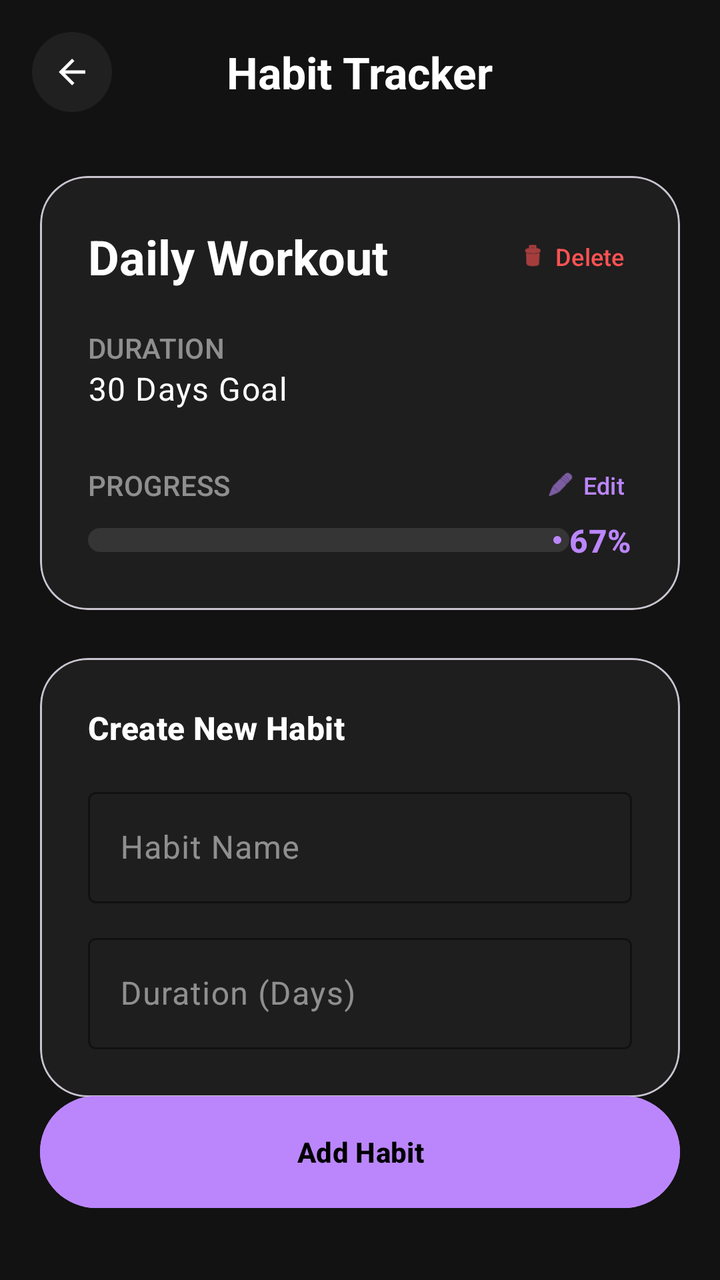
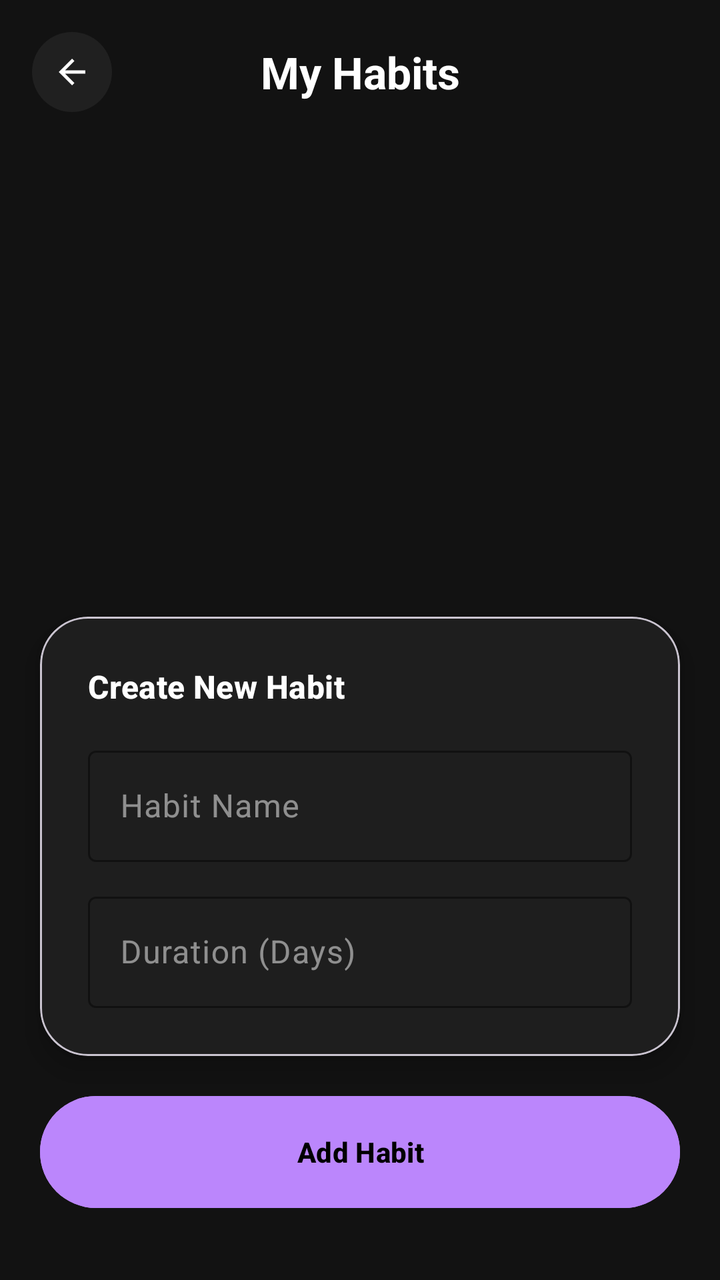

An Android layout rendered at two revisions. The XML below is the earlier revision; the diff shows what the commit changed to produce the second picture.
<!-- AndroidManifest.xml: application theme Theme.HabitFLOWS -->
<!-- res/layout/activity_habit.xml -->
<?xml version="1.0" encoding="utf-8"?>
<androidx.constraintlayout.widget.ConstraintLayout xmlns:android="http://schemas.android.com/apk/res/android"
    xmlns:app="http://schemas.android.com/apk/res-auto"
    xmlns:tools="http://schemas.android.com/tools"
    android:id="@+id/main"
    android:layout_width="match_parent"
    android:layout_height="match_parent"
    android:background="@color/background_black"
    tools:context=".Habit">

    
    <ImageView
        android:id="@+id/btnBackProfile"
        android:layout_width="40dp"
        android:layout_height="40dp"
        android:layout_marginStart="16dp"
        android:layout_marginTop="16dp"
        android:background="@drawable/circle_button_bg"
        android:contentDescription="Back"
        android:padding="10dp"
        app:layout_constraintStart_toStartOf="parent"
        app:layout_constraintTop_toTopOf="parent"
        app:srcCompat="@drawable/outline_arrow_back_24"
        app:tint="@color/white" />

    <TextView
        android:id="@+id/tvHabitHeader"
        android:layout_width="wrap_content"
        android:layout_height="wrap_content"
        android:text="Habit Tracker"
        android:textAppearance="@style/TextAppearance.Material3.TitleLarge"
        android:textColor="@color/whiteText"
        android:textStyle="bold"
        app:layout_constraintBottom_toBottomOf="@+id/btnBackProfile"
        app:layout_constraintEnd_toEndOf="parent"
        app:layout_constraintStart_toStartOf="parent"
        app:layout_constraintTop_toTopOf="@+id/btnBackProfile" />

    
    <com.google.android.material.card.MaterialCardView
        android:id="@+id/cvHabitDetails"
        android:layout_width="match_parent"
        android:layout_height="wrap_content"
        android:layout_marginHorizontal="20dp"
        android:layout_marginTop="32dp"
        app:cardBackgroundColor="@color/surface_dark"
        app:cardCornerRadius="24dp"
        app:cardElevation="0dp"
        app:layout_constraintTop_toBottomOf="@id/btnBackProfile">

        <androidx.constraintlayout.widget.ConstraintLayout
            android:layout_width="match_parent"
            android:layout_height="wrap_content"
            android:padding="24dp">

            <TextView
                android:id="@+id/tvHabitName"
                android:layout_width="0dp"
                android:layout_height="wrap_content"
                android:layout_marginEnd="8dp"
                android:text="Daily Workout"
                android:textAppearance="@style/TextAppearance.Material3.HeadlineSmall"
                android:textColor="@color/whiteText"
                android:textStyle="bold"
                app:layout_constraintEnd_toStartOf="@+id/btnDeleteHabit"
                app:layout_constraintStart_toStartOf="parent"
                app:layout_constraintTop_toTopOf="parent" />

            
            <com.google.android.material.button.MaterialButton
                android:id="@+id/btnDeleteHabit"
                style="@style/Widget.Material3.Button.TextButton"
                android:layout_width="wrap_content"
                android:layout_height="wrap_content"
                android:minWidth="0dp"
                android:minHeight="0dp"
                android:padding="4dp"
                android:text="Delete"
                android:textColor="#FF5252"
                android:textSize="12sp"
                app:icon="@android:drawable/ic_menu_delete"
                app:iconSize="14dp"
                app:iconTint="#FF5252"
                app:layout_constraintEnd_toEndOf="parent"
                app:layout_constraintTop_toTopOf="parent" />

            
            <LinearLayout
                android:id="@+id/llDuration"
                android:layout_width="wrap_content"
                android:layout_height="wrap_content"
                android:layout_marginTop="20dp"
                android:orientation="vertical"
                app:layout_constraintStart_toStartOf="parent"
                app:layout_constraintTop_toBottomOf="@id/tvHabitName">

                <TextView
                    android:layout_width="wrap_content"
                    android:layout_height="wrap_content"
                    android:text="DURATION"
                    android:textAppearance="@style/TextAppearance.Material3.LabelLarge"
                    android:textColor="#80FFFFFF" />

                <TextView
                    android:id="@+id/tvHabitDuration"
                    android:layout_width="wrap_content"
                    android:layout_height="wrap_content"
                    android:text="30 Days Goal"
                    android:textAppearance="@style/TextAppearance.Material3.BodyLarge"
                    android:textColor="@color/whiteText" />
            </LinearLayout>

            
            <TextView
                android:id="@+id/tvProgressLabel"
                android:layout_width="wrap_content"
                android:layout_height="wrap_content"
                android:layout_marginTop="28dp"
                android:text="PROGRESS"
                android:textAppearance="@style/TextAppearance.Material3.LabelLarge"
                android:textColor="#80FFFFFF"
                app:layout_constraintStart_toStartOf="parent"
                app:layout_constraintTop_toBottomOf="@id/llDuration" />

            
            <com.google.android.material.button.MaterialButton
                android:id="@+id/btnEditProgress"
                style="@style/Widget.Material3.Button.TextButton"
                android:layout_width="wrap_content"
                android:layout_height="wrap_content"
                android:minWidth="0dp"
                android:minHeight="0dp"
                android:padding="4dp"
                android:text="Edit"
                android:textColor="@color/purple_200"
                android:textSize="12sp"
                app:icon="@android:drawable/ic_menu_edit"
                app:iconSize="14dp"
                app:iconTint="@color/purple_200"
                app:layout_constraintBottom_toBottomOf="@id/tvProgressLabel"
                app:layout_constraintEnd_toEndOf="parent"
                app:layout_constraintTop_toTopOf="@id/tvProgressLabel" />

            
            <com.google.android.material.progressindicator.LinearProgressIndicator
                android:id="@+id/habitProgressIndicator"
                android:layout_width="0dp"
                android:layout_height="wrap_content"
                android:layout_marginTop="12dp"
                android:progress="67"
                app:indicatorColor="@color/purple_200"
                app:layout_constraintEnd_toStartOf="@+id/tvHabitPercentage"
                app:layout_constraintStart_toStartOf="parent"
                app:layout_constraintTop_toBottomOf="@id/tvProgressLabel"
                app:trackColor="#1AFFFFFF"
                app:trackCornerRadius="8dp"
                app:trackThickness="12dp" />

            <TextView
                android:id="@+id/tvHabitPercentage"
                android:layout_width="wrap_content"
                android:layout_height="wrap_content"
                android:layout_marginStart="16dp"
                android:text="67%"
                android:textAppearance="@style/TextAppearance.Material3.TitleMedium"
                android:textColor="@color/purple_200"
                android:textStyle="bold"
                app:layout_constraintBottom_toBottomOf="@+id/habitProgressIndicator"
                app:layout_constraintEnd_toEndOf="parent"
                app:layout_constraintTop_toTopOf="@+id/habitProgressIndicator" />

        </androidx.constraintlayout.widget.ConstraintLayout>
    </com.google.android.material.card.MaterialCardView>

    
    <com.google.android.material.card.MaterialCardView
        android:id="@+id/cvAddHabit"
        android:layout_width="match_parent"
        android:layout_height="wrap_content"
        android:layout_marginHorizontal="20dp"
        android:layout_marginTop="24dp"
        app:cardBackgroundColor="@color/surface_dark"
        app:cardCornerRadius="24dp"
        app:cardElevation="0dp"
        app:layout_constraintTop_toBottomOf="@id/cvHabitDetails">

        <LinearLayout
            android:layout_width="match_parent"
            android:layout_height="wrap_content"
            android:orientation="vertical"
            android:padding="24dp">

            <TextView
                android:layout_width="wrap_content"
                android:layout_height="wrap_content"
                android:text="Create New Habit"
                android:textAppearance="@style/TextAppearance.Material3.TitleMedium"
                android:textColor="@color/whiteText"
                android:textStyle="bold" />

            <com.google.android.material.textfield.TextInputLayout
                android:id="@+id/tilHabitName"
                style="@style/Widget.Material3.TextInputLayout.OutlinedBox"
                android:layout_width="match_parent"
                android:layout_height="wrap_content"
                android:layout_marginTop="16dp"
                android:hint="Habit Name"
                android:textColorHint="#80FFFFFF"
                app:boxStrokeColor="@color/purple_200"
                app:hintTextColor="@color/purple_200">

                <com.google.android.material.textfield.TextInputEditText
                    android:id="@+id/etHabitName"
                    android:layout_width="match_parent"
                    android:layout_height="wrap_content"
                    android:textColor="@color/whiteText" />
            </com.google.android.material.textfield.TextInputLayout>

            <com.google.android.material.textfield.TextInputLayout
                android:id="@+id/tilDuration"
                style="@style/Widget.Material3.TextInputLayout.OutlinedBox"
                android:layout_width="match_parent"
                android:layout_height="wrap_content"
                android:layout_marginTop="12dp"
                android:hint="Duration (Days)"
                android:textColorHint="#80FFFFFF"
                app:boxStrokeColor="@color/purple_200"
                app:hintTextColor="@color/purple_200">

                <com.google.android.material.textfield.TextInputEditText
                    android:id="@+id/etDuration"
                    android:layout_width="match_parent"
                    android:layout_height="wrap_content"
                    android:inputType="number"
                    android:textColor="@color/whiteText" />
            </com.google.android.material.textfield.TextInputLayout>

        </LinearLayout>
    </com.google.android.material.card.MaterialCardView>

    <com.google.android.material.button.MaterialButton
        android:id="@+id/btnAddHabit"
        style="@style/Widget.Material3.Button"
        android:layout_width="match_parent"
        android:layout_height="64dp"
        android:layout_marginHorizontal="20dp"
        android:layout_marginBottom="32dp"
        android:text="Add Habit"
        android:backgroundTint="@color/purple_200"
        android:textColor="@color/black"
        android:textStyle="bold"
        app:layout_constraintBottom_toBottomOf="parent"
        app:layout_constraintEnd_toEndOf="parent"
        app:layout_constraintStart_toStartOf="parent" />

</androidx.constraintlayout.widget.ConstraintLayout>
<!-- resources referenced by this layout -->
<resources>
  <color name="background_black">#121212</color>
  <color name="black">#FF000000</color>
  <color name="purple_200">#FFBB86FC</color>
  <color name="surface_dark">#1E1E1E</color>
  <color name="white">#FFFFFFFF</color>
  <color name="whiteText">#FFFFFF</color>
  <!-- drawable circle_button_bg (drawable) -->
  <?xml version="1.0" encoding="utf-8"?>
  <shape xmlns:android="http://schemas.android.com/apk/res/android"
      android:shape="oval">
      <solid android:color="#0FFFFFFF" />
  </shape>
  <!-- drawable outline_arrow_back_24 (drawable) -->
  <vector xmlns:android="http://schemas.android.com/apk/res/android" android:autoMirrored="true" android:height="24dp" android:tint="#000000" android:viewportHeight="960" android:viewportWidth="960" android:width="24dp">
        
      <path android:fillColor="@android:color/white" android:pathData="M313,520L537,744L480,800L160,480L480,160L537,216L313,440L800,440L800,520L313,520Z"/>
      
  </vector>
  <style name="Theme.HabitFLOWS" parent="Base.Theme.HabitFLOWS" />
  <style name="Base.Theme.HabitFLOWS" parent="Theme.Material3.DayNight.NoActionBar">
          
          
      </style>
</resources>

<!-- the commit's change to res/layout/activity_habit.xml (unified diff, before → after) -->
@@ -27,9 +27,9 @@
         android:id="@+id/tvHabitHeader"
         android:layout_width="wrap_content"
         android:layout_height="wrap_content"
-        android:text="Habit Tracker"
+        android:text="My Habits"
         android:textAppearance="@style/TextAppearance.Material3.TitleLarge"
-        android:textColor="@color/whiteText"
+        android:textColor="@color/white"
         android:textStyle="bold"
         app:layout_constraintBottom_toBottomOf="@+id/btnBackProfile"
         app:layout_constraintEnd_toEndOf="parent"
@@ -37,140 +37,16 @@
         app:layout_constraintTop_toTopOf="@+id/btnBackProfile" />
 
     
-    <com.google.android.material.card.MaterialCardView
-        android:id="@+id/cvHabitDetails"
-        android:layout_width="match_parent"
-        android:layout_height="wrap_content"
-        android:layout_marginHorizontal="20dp"
-        android:layout_marginTop="32dp"
-        app:cardBackgroundColor="@color/surface_dark"
-        app:cardCornerRadius="24dp"
-        app:cardElevation="0dp"
-        app:layout_constraintTop_toBottomOf="@id/btnBackProfile">
-
-        <androidx.constraintlayout.widget.ConstraintLayout
-            android:layout_width="match_parent"
-            android:layout_height="wrap_content"
-            android:padding="24dp">
-
-            <TextView
-                android:id="@+id/tvHabitName"
-                android:layout_width="0dp"
-                android:layout_height="wrap_content"
-                android:layout_marginEnd="8dp"
-                android:text="Daily Workout"
-                android:textAppearance="@style/TextAppearance.Material3.HeadlineSmall"
-                android:textColor="@color/whiteText"
-                android:textStyle="bold"
-                app:layout_constraintEnd_toStartOf="@+id/btnDeleteHabit"
-                app:layout_constraintStart_toStartOf="parent"
-                app:layout_constraintTop_toTopOf="parent" />
-
-            
-            <com.google.android.material.button.MaterialButton
-                android:id="@+id/btnDeleteHabit"
-                style="@style/Widget.Material3.Button.TextButton"
-                android:layout_width="wrap_content"
-                android:layout_height="wrap_content"
-                android:minWidth="0dp"
-                android:minHeight="0dp"
-                android:padding="4dp"
-                android:text="Delete"
-                android:textColor="#FF5252"
-                android:textSize="12sp"
-                app:icon="@android:drawable/ic_menu_delete"
-                app:iconSize="14dp"
-                app:iconTint="#FF5252"
-                app:layout_constraintEnd_toEndOf="parent"
-                app:layout_constraintTop_toTopOf="parent" />
-
-            
-            <LinearLayout
-                android:id="@+id/llDuration"
-                android:layout_width="wrap_content"
-                android:layout_height="wrap_content"
-                android:layout_marginTop="20dp"
-                android:orientation="vertical"
-                app:layout_constraintStart_toStartOf="parent"
-                app:layout_constraintTop_toBottomOf="@id/tvHabitName">
-
-                <TextView
-                    android:layout_width="wrap_content"
-                    android:layout_height="wrap_content"
-                    android:text="DURATION"
-                    android:textAppearance="@style/TextAppearance.Material3.LabelLarge"
-                    android:textColor="#80FFFFFF" />
-
-                <TextView
-                    android:id="@+id/tvHabitDuration"
-                    android:layout_width="wrap_content"
-                    android:layout_height="wrap_content"
-                    android:text="30 Days Goal"
-                    android:textAppearance="@style/TextAppearance.Material3.BodyLarge"
-                    android:textColor="@color/whiteText" />
-            </LinearLayout>
-
-            
-            <TextView
-                android:id="@+id/tvProgressLabel"
-                android:layout_width="wrap_content"
-                android:layout_height="wrap_content"
-                android:layout_marginTop="28dp"
-                android:text="PROGRESS"
-                android:textAppearance="@style/TextAppearance.Material3.LabelLarge"
-                android:textColor="#80FFFFFF"
-                app:layout_constraintStart_toStartOf="parent"
-                app:layout_constraintTop_toBottomOf="@id/llDuration" />
-
-            
-            <com.google.android.material.button.MaterialButton
-                android:id="@+id/btnEditProgress"
-                style="@style/Widget.Material3.Button.TextButton"
-                android:layout_width="wrap_content"
-                android:layout_height="wrap_content"
-                android:minWidth="0dp"
-                android:minHeight="0dp"
-                android:padding="4dp"
-                android:text="Edit"
-                android:textColor="@color/purple_200"
-                android:textSize="12sp"
-                app:icon="@android:drawable/ic_menu_edit"
-                app:iconSize="14dp"
-                app:iconTint="@color/purple_200"
-                app:layout_constraintBottom_toBottomOf="@id/tvProgressLabel"
-                app:layout_constraintEnd_toEndOf="parent"
-                app:layout_constraintTop_toTopOf="@id/tvProgressLabel" />
-
-            
-            <com.google.android.material.progressindicator.LinearProgressIndicator
-                android:id="@+id/habitProgressIndicator"
-                android:layout_width="0dp"
-                android:layout_height="wrap_content"
-                android:layout_marginTop="12dp"
-                android:progress="67"
-                app:indicatorColor="@color/purple_200"
-                app:layout_constraintEnd_toStartOf="@+id/tvHabitPercentage"
-                app:layout_constraintStart_toStartOf="parent"
-                app:layout_constraintTop_toBottomOf="@id/tvProgressLabel"
-                app:trackColor="#1AFFFFFF"
-                app:trackCornerRadius="8dp"
-                app:trackThickness="12dp" />
-
-            <TextView
-                android:id="@+id/tvHabitPercentage"
-                android:layout_width="wrap_content"
-                android:layout_height="wrap_content"
-                android:layout_marginStart="16dp"
-                android:text="67%"
-                android:textAppearance="@style/TextAppearance.Material3.TitleMedium"
-                android:textColor="@color/purple_200"
-                android:textStyle="bold"
-                app:layout_constraintBottom_toBottomOf="@+id/habitProgressIndicator"
-                app:layout_constraintEnd_toEndOf="parent"
-                app:layout_constraintTop_toTopOf="@+id/habitProgressIndicator" />
-
-        </androidx.constraintlayout.widget.ConstraintLayout>
-    </com.google.android.material.card.MaterialCardView>
+    <androidx.recyclerview.widget.RecyclerView
+        android:id="@+id/rvHabits"
+        android:layout_width="match_parent"
+        android:layout_height="0dp"
+        android:layout_marginTop="16dp"
+        android:clipToPadding="false"
+        android:paddingBottom="16dp"
+        app:layout_constraintBottom_toTopOf="@+id/cvAddHabit"
+        app:layout_constraintTop_toBottomOf="@id/btnBackProfile"
+        tools:listitem="@layout/item_habit" />
 
     
     <com.google.android.material.card.MaterialCardView
@@ -178,11 +54,11 @@
         android:layout_width="match_parent"
         android:layout_height="wrap_content"
         android:layout_marginHorizontal="20dp"
-        android:layout_marginTop="24dp"
+        android:layout_marginBottom="16dp"
         app:cardBackgroundColor="@color/surface_dark"
         app:cardCornerRadius="24dp"
-        app:cardElevation="0dp"
-        app:layout_constraintTop_toBottomOf="@id/cvHabitDetails">
+        app:cardElevation="8dp"
+        app:layout_constraintBottom_toTopOf="@+id/btnAddHabit">
 
         <LinearLayout
             android:layout_width="match_parent"
@@ -195,11 +71,10 @@
                 android:layout_height="wrap_content"
                 android:text="Create New Habit"
                 android:textAppearance="@style/TextAppearance.Material3.TitleMedium"
-                android:textColor="@color/whiteText"
+                android:textColor="@color/white"
                 android:textStyle="bold" />
 
             <com.google.android.material.textfield.TextInputLayout
-                android:id="@+id/tilHabitName"
                 style="@style/Widget.Material3.TextInputLayout.OutlinedBox"
                 android:layout_width="match_parent"
                 android:layout_height="wrap_content"
@@ -213,11 +88,10 @@
                     android:id="@+id/etHabitName"
                     android:layout_width="match_parent"
                     android:layout_height="wrap_content"
-                    android:textColor="@color/whiteText" />
+                    android:textColor="@color/white" />
             </com.google.android.material.textfield.TextInputLayout>
 
             <com.google.android.material.textfield.TextInputLayout
-                android:id="@+id/tilDuration"
                 style="@style/Widget.Material3.TextInputLayout.OutlinedBox"
                 android:layout_width="match_parent"
                 android:layout_height="wrap_content"
@@ -232,7 +106,7 @@
                     android:layout_width="match_parent"
                     android:layout_height="wrap_content"
                     android:inputType="number"
-                    android:textColor="@color/whiteText" />
+                    android:textColor="@color/white" />
             </com.google.android.material.textfield.TextInputLayout>
 
         </LinearLayout>
@@ -254,3 +128,111 @@
         app:layout_constraintStart_toStartOf="parent" />
 
 </androidx.constraintlayout.widget.ConstraintLayout>
+<!-- res/layout/item_habit.xml (included above) -->
+<?xml version="1.0" encoding="utf-8"?>
+<com.google.android.material.card.MaterialCardView xmlns:android="http://schemas.android.com/apk/res/android"
+    xmlns:app="http://schemas.android.com/apk/res-auto"
+    android:layout_width="match_parent"
+    android:layout_height="wrap_content"
+    android:layout_marginHorizontal="20dp"
+    android:layout_marginVertical="8dp"
+    app:cardBackgroundColor="@color/surface_dark"
+    app:cardCornerRadius="24dp"
+    app:cardElevation="4dp">
+
+    <androidx.constraintlayout.widget.ConstraintLayout
+        android:layout_width="match_parent"
+        android:layout_height="wrap_content"
+        android:padding="24dp">
+
+        <TextView
+            android:id="@+id/tvHabitName"
+            android:layout_width="0dp"
+            android:layout_height="wrap_content"
+            android:layout_marginEnd="8dp"
+            android:textAppearance="@style/TextAppearance.Material3.HeadlineSmall"
+            android:textColor="@color/whiteText"
+            android:textStyle="bold"
+            app:layout_constraintEnd_toStartOf="@+id/btnDeleteHabit"
+            app:layout_constraintStart_toStartOf="parent"
+            app:layout_constraintTop_toTopOf="parent" />
+
+        <com.google.android.material.button.MaterialButton
+            android:id="@+id/btnDeleteHabit"
+            style="@style/Widget.Material3.Button.TextButton"
+            android:layout_width="wrap_content"
+            android:layout_height="wrap_content"
+            android:minWidth="0dp"
+            android:minHeight="0dp"
+            android:padding="4dp"
+            android:text="Delete"
+            android:textColor="#FF5252"
+            android:textSize="12sp"
+            app:icon="@android:drawable/ic_menu_delete"
+            app:iconSize="14dp"
+            app:iconTint="#FF5252"
+            app:layout_constraintEnd_toEndOf="parent"
+            app:layout_constraintTop_toTopOf="parent" />
+
+        <LinearLayout
+            android:id="@+id/llDuration"
+            android:layout_width="wrap_content"
+            android:layout_height="wrap_content"
+            android:layout_marginTop="20dp"
+            android:orientation="vertical"
+            app:layout_constraintStart_toStartOf="parent"
+            app:layout_constraintTop_toBottomOf="@id/tvHabitName">
+
+            <TextView
+                android:layout_width="wrap_content"
+                android:layout_height="wrap_content"
+                android:text="DURATION"
+                android:textAppearance="@style/TextAppearance.Material3.LabelLarge"
+                android:textColor="#80FFFFFF" />
+
+            <TextView
+                android:id="@+id/tvHabitDuration"
+                android:layout_width="wrap_content"
+                android:layout_height="wrap_content"
+                android:textAppearance="@style/TextAppearance.Material3.BodyLarge"
+                android:textColor="@color/whiteText" />
+        </LinearLayout>
+
+        <TextView
+            android:id="@+id/tvProgressLabel"
+            android:layout_width="wrap_content"
+            android:layout_height="wrap_content"
+            android:layout_marginTop="28dp"
+            android:text="PROGRESS"
+            android:textAppearance="@style/TextAppearance.Material3.LabelLarge"
+            android:textColor="#80FFFFFF"
+            app:layout_constraintStart_toStartOf="parent"
+            app:layout_constraintTop_toBottomOf="@id/llDuration" />
+
+        <com.google.android.material.progressindicator.LinearProgressIndicator
+            android:id="@+id/habitProgressIndicator"
+            android:layout_width="0dp"
+            android:layout_height="wrap_content"
+            android:layout_marginTop="12dp"
+            app:indicatorColor="@color/purple_200"
+            app:layout_constraintEnd_toStartOf="@+id/tvHabitPercentage"
+            app:layout_constraintStart_toStartOf="parent"
+            app:layout_constraintTop_toBottomOf="@id/tvProgressLabel"
+            app:trackColor="#1AFFFFFF"
+            app:trackCornerRadius="8dp"
+            app:trackThickness="12dp" />
+
+        <TextView
+            android:id="@+id/tvHabitPercentage"
+            android:layout_width="wrap_content"
+            android:layout_height="wrap_content"
+            android:layout_marginStart="16dp"
+            android:textAppearance="@style/TextAppearance.Material3.TitleMedium"
+            android:textColor="@color/purple_200"
+            android:textStyle="bold"
+            app:layout_constraintBottom_toBottomOf="@+id/habitProgressIndicator"
+            app:layout_constraintEnd_toEndOf="parent"
+            app:layout_constraintTop_toTopOf="@+id/habitProgressIndicator" />
+
+    </androidx.constraintlayout.widget.ConstraintLayout>
+</com.google.android.material.card.MaterialCardView>
